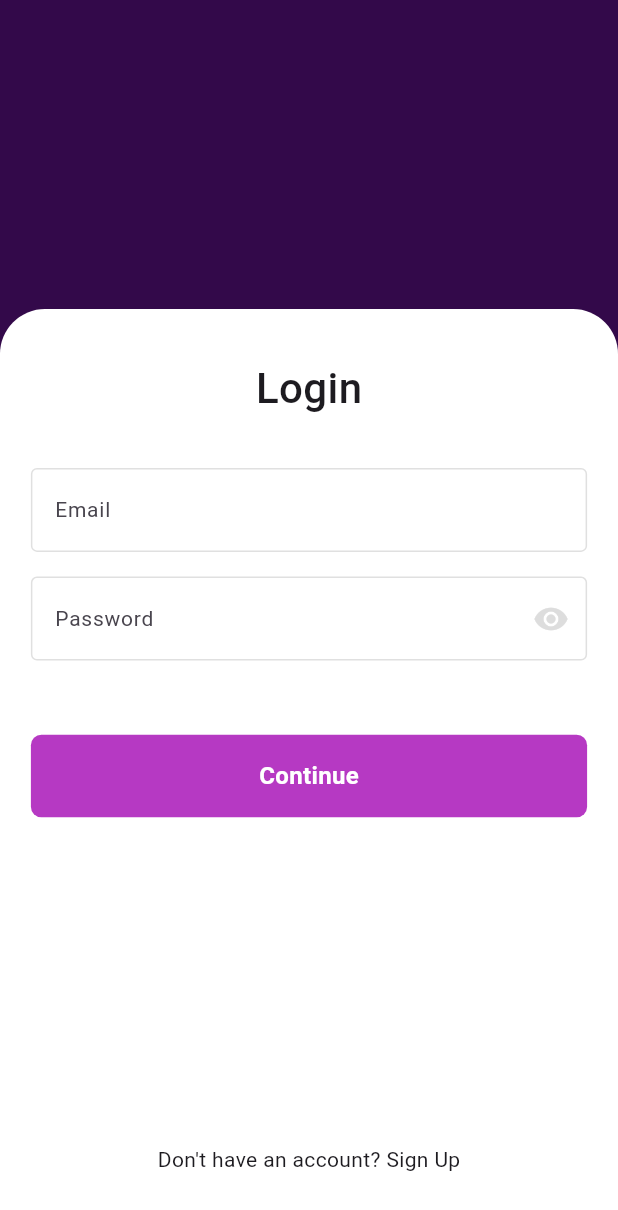
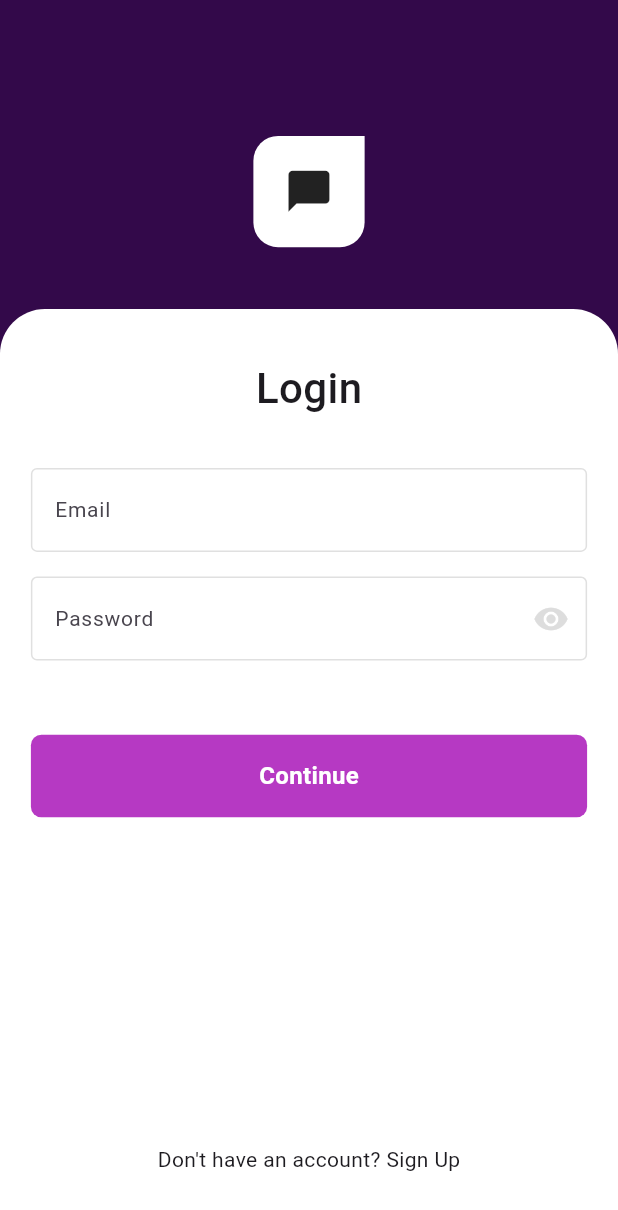
Before and after one commit to XROLE/univaTask, a Flutter app: the screen it shows after launch, on a phone screen of 412 x 824 dp. Shown: the top 1210 px of the screen. Run offline on Flutter 3.47's test engine with Material 3 defaults, Android fonts, the phone set to English and light mode, and no system bars.

Commit message:
complete login UI page

```diff
--- a/lib/ui/home_page.dart
+++ b/lib/ui/home_page.dart
@@ -1,5 +1,6 @@
 import 'package:flutter/material.dart';
 import 'package:univa_task/ui/widgets/action_button.dart';
+import 'package:univa_task/ui/widgets/app_logo.dart';
 import 'package:univa_task/ui/widgets/custome_text_input.dart';
 import 'package:univa_task/ui/widgets/unfocus_widget.dart';
 import 'package:univa_task/utils/app_colors.dart';
@@ -25,13 +26,22 @@ class _HomePageState extends State<HomePage> {
         child: Stack(
           alignment: Alignment.bottomCenter,
           children: [
+            SizedBox(
+              height: size.height,
+              child: Column(
+                children: [
+                  SizedBox(height: size.height * .11),
+                  const AppLogo(),
+                ],
+              ),
+            ),
             Container(
                 padding: EdgeInsets.symmetric(horizontal: size.width * .05),
                 height: size.height * .75,
                 decoration: BoxDecoration(
                   color: AppColors.white,
                   borderRadius: const BorderRadius.only(
-                    topLeft: Radius.circular(30.0), // Adjust radius as needed
+                    topLeft: Radius.circular(30.0),
                     topRight: Radius.circular(30.0),
                   ),
                 ),
@@ -61,7 +71,7 @@ class _HomePageState extends State<HomePage> {
                             ),
                           ),
                           SizedBox(height: size.height * .06),
-                           ActionButton(title: "Continue", onTap: () {}),
+                          ActionButton(title: "Continue", onTap: () {}),
                         ],
                       ),
                     ),
--- /dev/null
+++ b/lib/ui/widgets/app_logo.dart
@@ -0,0 +1,28 @@
+import 'package:flutter/material.dart';
+import 'package:univa_task/utils/app_colors.dart';
+
+class AppLogo extends StatelessWidget {
+  const AppLogo({super.key});
+
+  @override
+  Widget build(BuildContext context) {
+    final size = MediaQuery.of(context).size;
+    return Container(
+        height: size.height * .09,
+        width: size.height * .09,
+        decoration: BoxDecoration(
+          color: AppColors.white,
+          borderRadius: BorderRadius.only(
+            topLeft: Radius.circular(size.height * .02),
+            bottomLeft: Radius.circular(size.height * .02),
+            bottomRight: Radius.circular(size.height * .02),
+          ),
+        ),
+        child: Center(
+          child: Icon(
+            Icons.chat_bubble,
+            size: size.height * .04,
+          ),
+        ));
+  }
+}
```
